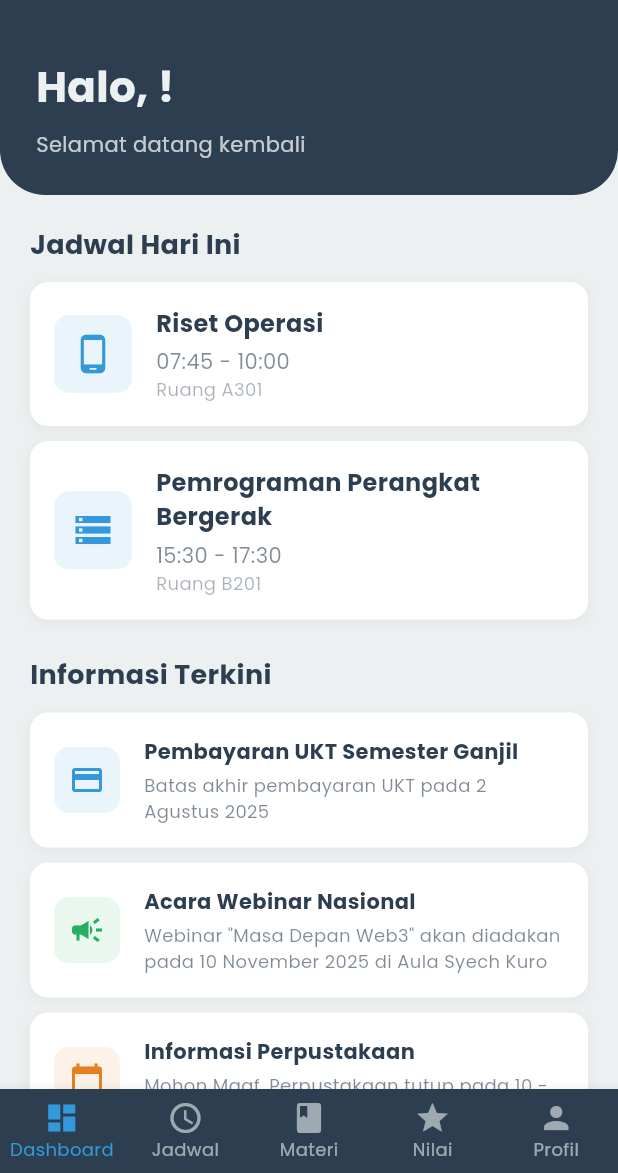
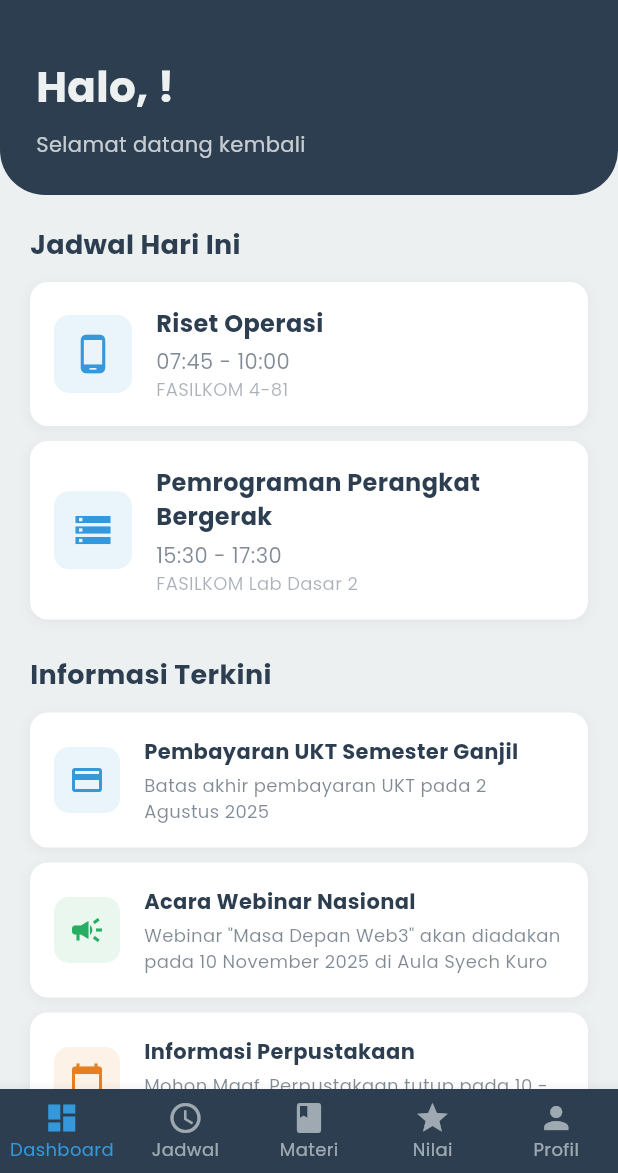
Before and after one commit to Ndii21/project_lms, a Flutter app: the screen it shows after launch, after a tap on "Login", on a phone screen of 412 x 824 dp, the part 63-1236 px from its top. Run offline on Flutter 3.47's test engine with Material 3 defaults, Android fonts, the phone set to English and light mode, and no system bars; our stand-ins replace google_fonts.

Commit message:
commitke1000

```diff
--- a/lib/screens/dashboard_page.dart
+++ b/lib/screens/dashboard_page.dart
@@ -165,14 +165,14 @@ class DashboardPage extends StatelessWidget {
                   _buildScheduleCard(
                     'Riset Operasi',
                     '07:45 - 10:00',
-                    'Ruang A301',
+                    'FASILKOM 4-81',
                     Icons.phone_android,
                   ),
                   const SizedBox(height: 10),
                   _buildScheduleCard(
                     'Pemrograman Perangkat Bergerak',
                     '15:30 - 17:30',
-                    'Ruang B201',
+                    'FASILKOM Lab Dasar 2',
                     Icons.storage,
                   ),
                   const SizedBox(height: 24),
--- a/lib/screens/profile_page.dart
+++ b/lib/screens/profile_page.dart
@@ -1173,7 +1173,7 @@ class _ProfilePageState extends State<ProfilePage> {
                 children: [
                   const CircleAvatar(
                     radius: 50,
-                    backgroundImage: AssetImage('lib/assets/images/profil.jpg'),
+                    backgroundImage: AssetImage('lib/assets/images/bale.jpg'),
                   ),
                   const SizedBox(height: 12),
                   Text(
--- a/pubspec.yaml
+++ b/pubspec.yaml
@@ -21,3 +21,4 @@ flutter:
   uses-material-design: true
   assets:
     - lib/assets/images/profil.jpg
+    - lib/assets/images/bale.jpg
```
Also changed, not shown: lib/assets/images/bale.jpg (added).
